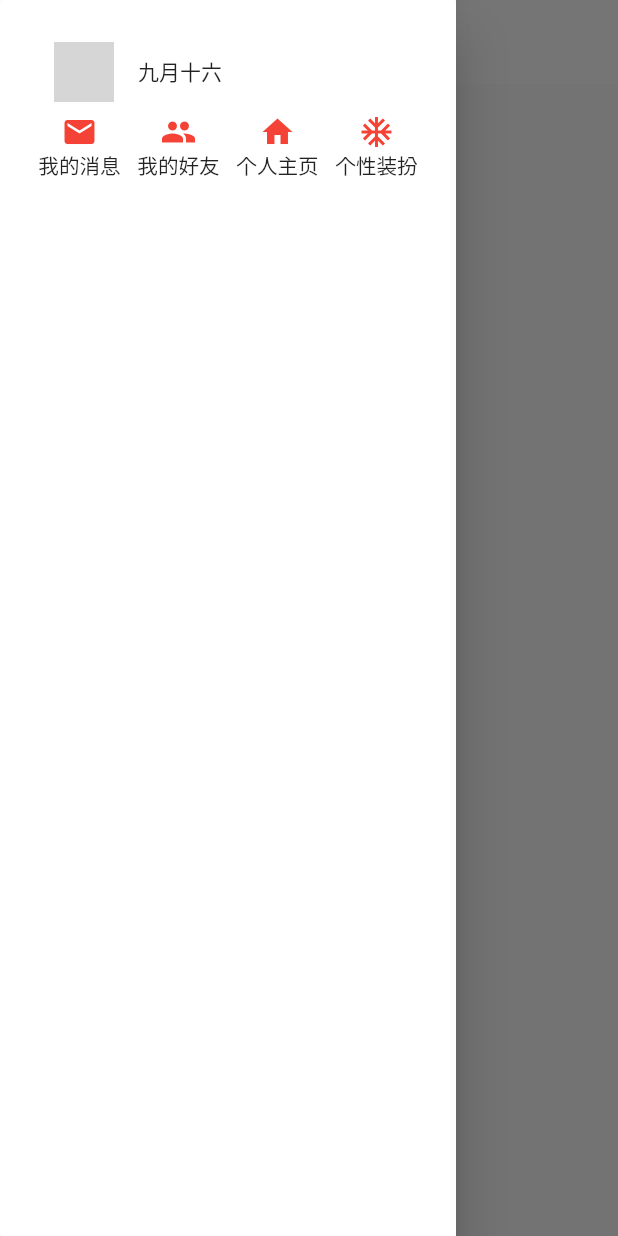
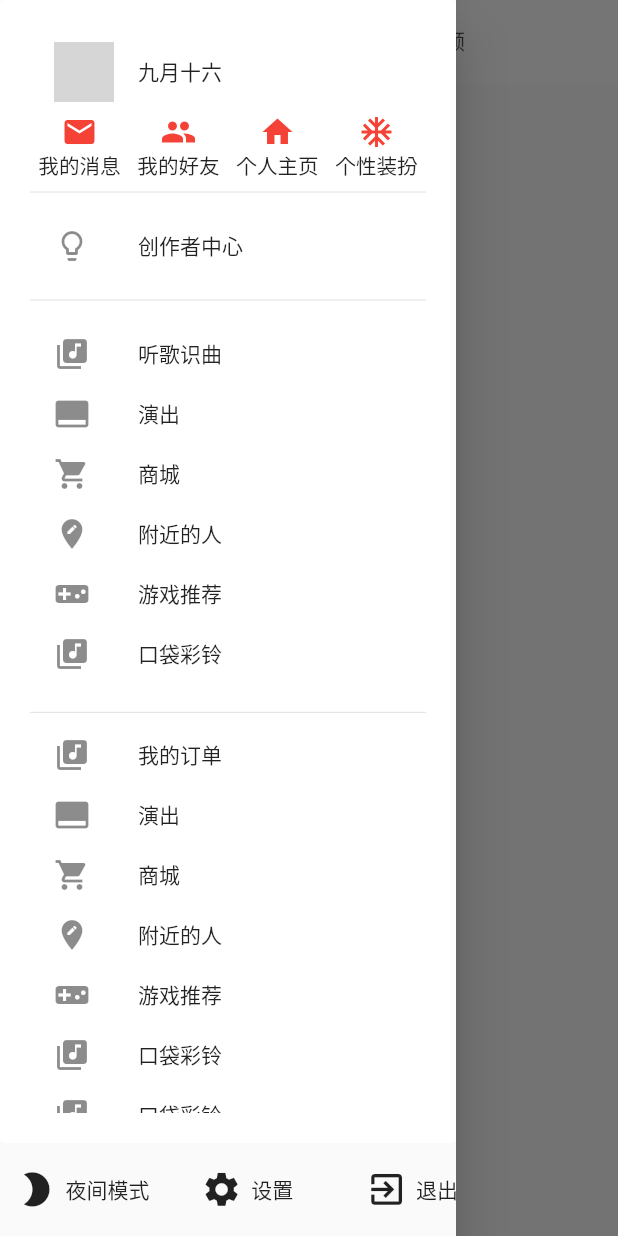
Before and after one commit to haobao227/flutter_music, a Flutter app: the screen it shows after launch, with the side drawer open, on a phone screen of 412 x 824 dp. Run offline on Flutter 3.47's test engine with Material 2 defaults, Android fonts, the phone set to English and light mode, and no system bars; our stand-ins replace dio, flutter_screenutil, flutter_swiper; missing offline and left inert: weui; network calls fail; grey boxes are pictures that could not be loaded.

```diff
--- a/lib/utils/common.dart
+++ b/lib/utils/common.dart
@@ -1 +1 @@
-const url= 'http:116.196.112.242:3000';
+const Url= 'http:116.196.112.242:3000';
--- a/lib/views/Mydrawer.dart
+++ b/lib/views/Mydrawer.dart
@@ -1,5 +1,5 @@
-import 'package:flutter/material.dart';  //google风格的库
-import 'package:flutter/cupertino.dart';  // ios风格  对苹果手机比较友好
+import 'package:flutter/material.dart'; //google风格的库
+import 'package:flutter/cupertino.dart'; // ios风格  对苹果手机比较友好
 import 'package:flutter_screenutil/flutter_screenutil.dart';
 
 class Mydrawer extends StatefulWidget {
@@ -8,82 +8,192 @@ class Mydrawer extends StatefulWidget {
 }
 
 class _MydrawerState extends State<Mydrawer> {
-
   var slideList = [
-    { 'icon': Icons.library_music, 'label': '听歌识曲'},
-    { 'icon': Icons.library_music, 'label': '听歌识曲'},
-    { 'icon': Icons.library_music, 'label': '听歌识曲'},
-    { 'icon': Icons.library_music, 'label': '听歌识曲'},
-    { 'icon': Icons.library_music, 'label': '听歌识曲'},
-    { 'icon': Icons.library_music, 'label': '听歌识曲'},
+    {'icon': Icons.library_music, 'label': '听歌识曲'},
+    {'icon': Icons.call_to_action, 'label': '演出'},
+    {'icon': Icons.shopping_cart, 'label': '商城'},
+    {'icon': Icons.edit_location, 'label': '附近的人'},
+    {'icon': Icons.videogame_asset, 'label': '游戏推荐'},
+    {'icon': Icons.library_music, 'label': '口袋彩铃'},
+  ];
+  var slideList2 = [
+    {'icon': Icons.library_music, 'label': '我的订单'},
+    {'icon': Icons.call_to_action, 'label': '演出'},
+    {'icon': Icons.shopping_cart, 'label': '商城'},
+    {'icon': Icons.edit_location, 'label': '附近的人'},
+    {'icon': Icons.videogame_asset, 'label': '游戏推荐'},
+    {'icon': Icons.library_music, 'label': '口袋彩铃'},
+    {'icon': Icons.library_music, 'label': '口袋彩铃'},
+    {'icon': Icons.library_music, 'label': '口袋彩铃'},
+    {'icon': Icons.library_music, 'label': '口袋彩铃'},
+    {'icon': Icons.library_music, 'label': '口袋彩铃'},
   ];
 
   @override
   Widget build(BuildContext context) {
-    return Container(
+    return Stack(
+      children: <Widget>[
+        Container(
           padding: EdgeInsets.all(20.0),
+          height: ScreenUtil().setHeight(1230),
           decoration: BoxDecoration(
-        color: Colors.white,
-        borderRadius: BorderRadius.circular(3.0)
-      ),
-      child: Column(
+              color: Colors.white, borderRadius: BorderRadius.circular(3.0)),
+          child: ListView(
             children: <Widget>[
             _titleItem(context),
-          _defaultItem()
-
+            _defaultItem(),
+            Divider(),
+            _slideItem(Icons.lightbulb_outline, '创作者中心'),
+            Divider(),
+            _sideList(slideList),
+            Divider(
+              height: 1,
+            ),
+            _sideList(slideList2)
+          ])
+        ),
+        Positioned(
+          child: bottomItem(),
+          bottom: 0,
+        )
       ],
-      )
     );
   }
+
   // 头像  昵称
   Widget _titleItem(context) {
     return Container(
         child: ListTile(
       leading: CircleAvatar(
-            backgroundImage: NetworkImage('https://i0.hdslb.com/bfs/article/17441cbee5924a42d5f453c4cba4733768abec81.jpg@1282w_1054h.webp'),
+        backgroundImage: NetworkImage(
+            'https://i0.hdslb.com/bfs/article/17441cbee5924a42d5f453c4cba4733768abec81.jpg@1282w_1054h.webp'),
       ),
       title: Text('九月十六'),
-        )
-     );
+    ));
   }
 
   // 标题栏
-  Widget _defaultItem(){
+  Widget _defaultItem() {
     return Flex(
       direction: Axis.horizontal,
       children: <Widget>[
         Expanded(
           flex: 1,
-         child: _defaultIcon(Icons.mail,'我的消息'),
+          child: _defaultIcon(Icons.mail, '我的消息'),
         ),
         Expanded(
           flex: 1,
-         child: _defaultIcon(Icons.people,'我的好友'),
+          child: _defaultIcon(Icons.people, '我的好友'),
         ),
         Expanded(
           flex: 1,
-         child: _defaultIcon(Icons.home,'个人主页'),
+          child: _defaultIcon(Icons.home, '个人主页'),
         ),
         Expanded(
           flex: 1,
-         child: _defaultIcon(Icons.ac_unit,'个性装扮'),
+          child: _defaultIcon(Icons.ac_unit, '个性装扮'),
         ),
       ],
     );
   }
-  Widget _defaultIcon(icon, title){
+
+  Widget _defaultIcon(icon, title) {
     return Column(
       children: <Widget>[
         Container(
-           child: Icon(icon,color: Colors.red,)
-         ),
+            child: Icon(
+          icon,
+          color: Colors.red,
+        )),
         Text(
           title,
-           style: TextStyle(
-            fontSize: ScreenUtil().setSp(25)
-           ),
+          style: TextStyle(fontSize: ScreenUtil().setSp(25)),
         )
       ],
     );
   }
+
+  Widget _slideItem(icon, title) {
+    return ListTile(
+      leading: Icon(icon),
+      title: Text(title),
+      onTap: () {
+        print('点击');
+      },
+    );
   }
+
+  Widget _sideList(list) {
+    return Container(
+        height: ScreenUtil().setHeight(430),
+        child: ListView.builder(
+            scrollDirection: Axis.vertical,
+            physics: NeverScrollableScrollPhysics(),
+            itemCount: list.length,
+            itemExtent: 40,
+            itemBuilder: (BuildContext context, int index) {
+              return _slideItem(list[index]['icon'], list[index]['label']);
+            }));
+  }
+
+  Widget bottomItem() {
+    return Container(
+      width: ScreenUtil().setWidth(600),
+      height: ScreenUtil().setHeight(100),
+//      padding: EdgeInsets.only(left: 20,right: 20),
+      child: Flex(
+        direction: Axis.horizontal,
+        children: <Widget>[
+          Expanded(
+            flex: 1,
+            child: Row(
+              mainAxisAlignment: MainAxisAlignment.center,
+              children: <Widget>[
+                Icon(
+                  Icons.brightness_2,
+                  size: ScreenUtil().setSp(50),
+                ),
+                Padding(
+                  padding: EdgeInsets.only(left: 6),
+                  child: Text('夜间模式'),
+                )
+              ],
+            ),
+          ),
+          Expanded(
+            flex: 1,
+            child: Row(
+              mainAxisAlignment: MainAxisAlignment.center,
+              children: <Widget>[
+                Icon(
+                  Icons.settings,
+                  size: ScreenUtil().setSp(50),
+                ),
+                Padding(
+                  padding: EdgeInsets.only(left: 6),
+                  child: Text('设置'),
+                )
+              ],
+            ),
+          ),
+          Expanded(
+            flex: 1,
+            child: Row(
+              mainAxisAlignment: MainAxisAlignment.center,
+              children: <Widget>[
+                Icon(
+                  Icons.exit_to_app,
+                  size: ScreenUtil().setSp(50),
+                ),
+                Padding(
+                  padding: EdgeInsets.only(left: 6),
+                  child: Text('退出'),
+                )
+              ],
+            ),
+          )
+        ],
+      ),
+    );
+  }
+}
--- a/lib/views/index.dart
+++ b/lib/views/index.dart
@@ -3,6 +3,7 @@ import 'package:flutter/cupertino.dart';  // ios风格  对苹果手机比较友
 import './home.dart';
 import './video.dart';
 import './cloud.dart';
+import './find.dart';
 import './Mydrawer.dart';
 import 'package:flutter_screenutil/flutter_screenutil.dart';
 
@@ -64,6 +65,7 @@ class Tabs {
 
 List<Tabs> tabs = [
   new Tabs(title: '我的', component: 'home'),
+  new Tabs(title: '发现', component: 'find'),
   new Tabs(title: '云村', component: 'cloud'),
   new Tabs(title: '视频', component: 'video')
 ];
@@ -78,6 +80,8 @@ class TabsTitle extends StatelessWidget {
     switch(tabs.component) {
       case 'home':
         return Home();
+      case 'find':
+        return Find();
       case 'cloud':
         return Cloud();
       case 'video':
```
Also changed, not shown: lib/utils/request.dart (+77 -0 lines), lib/views/find.dart (added, +96 -0 lines). Lines whose indentation alone changed are shown as unchanged.
